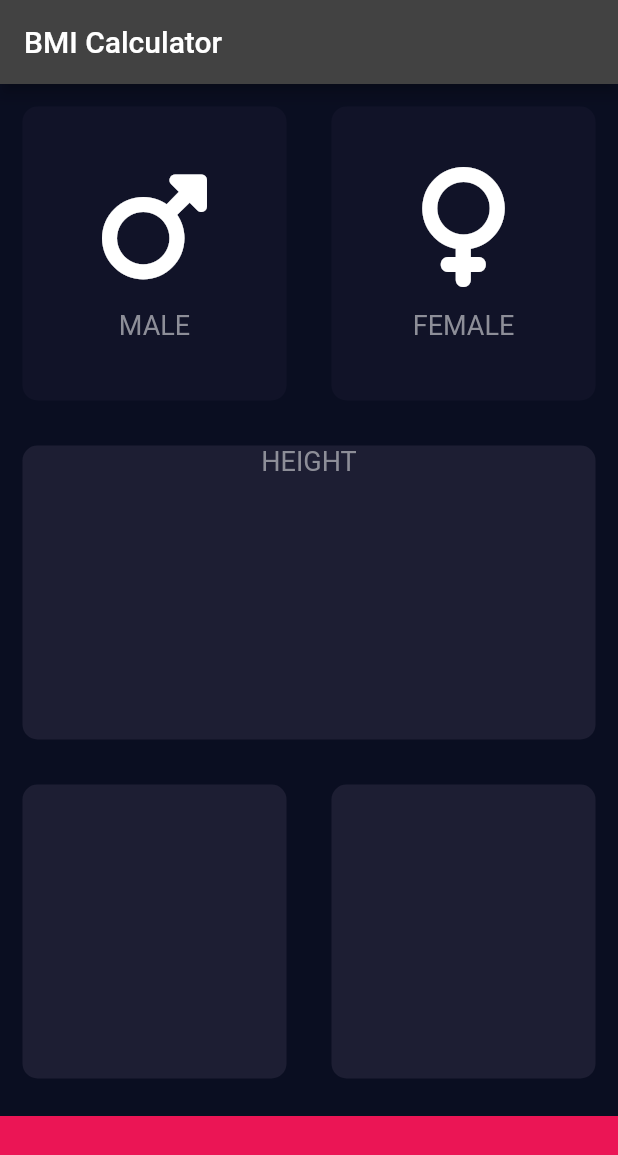
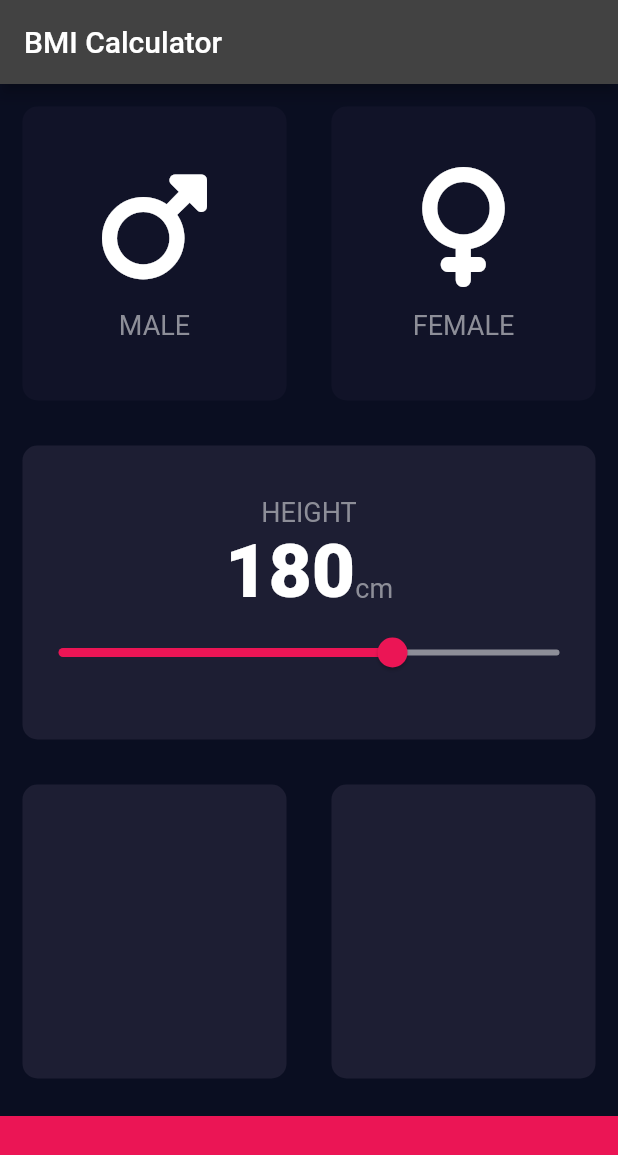
Before and after one commit to hshehabu/flutter-bmi-calculator, a Flutter app: the screen it shows after launch, on a phone screen of 412 x 824 dp. Shown: the top 1155 px of the screen. Run offline on Flutter 3.47's test engine with Material 2 defaults, Android fonts, the phone set to English and light mode, and no system bars; our stand-ins replace font_awesome_flutter.

Commit message:
Slider widget added to adjust the height

```diff
--- a/lib/constants.dart
+++ b/lib/constants.dart
@@ -9,4 +9,8 @@ const kLabelStyle = TextStyle(
   fontSize: 18.0,
   color: Color(0xFF8D8E98),
 );
+const kNumberTextStyle = TextStyle(
+fontSize: 50.0,
+fontWeight: FontWeight.w900
+);
 const kIconSize = 80.0;
--- a/lib/input_page.dart
+++ b/lib/input_page.dart
@@ -15,7 +15,7 @@ class InputPage extends StatefulWidget {
 
 class _InputPageState extends State<InputPage> {
   Gender? gender;
-
+  int height = 180;
   @override
   Widget build(BuildContext context) {
     return Scaffold(
@@ -66,12 +66,43 @@ class _InputPageState extends State<InputPage> {
               children: [
                 Expanded(
                   child: ReusableCard(
-                    cardChild: Column(children: const [
-                      Text(
-                        'HEIGHT',
-                        style: kLabelStyle,
-                      ),
-                    ]),
+                    cardChild: Column(
+                        mainAxisAlignment: MainAxisAlignment.center,
+                        children: [
+                          const Text(
+                            'HEIGHT',
+                            style: kLabelStyle,
+                          ),
+                          Row(
+                            mainAxisAlignment: MainAxisAlignment.center,
+                            crossAxisAlignment: CrossAxisAlignment.baseline,
+                            textBaseline: TextBaseline.alphabetic,
+                            children: [
+                              Text(
+                                '$height',
+                                style: kNumberTextStyle,
+                              ),
+                              const Text(
+                                'cm',
+                                style: kLabelStyle,
+                              ),
+
+                            ],
+                          ),
+                          Slider(
+                            activeColor: kBottomContainerColor,
+                            inactiveColor: const Color(0xFF8D8E98),
+                            thumbColor: kBottomContainerColor,
+                            max: 220.0,
+                            min: 100.0,
+                            value: height.toDouble(),
+                            onChanged: (double value) {
+                              setState(() {
+                                height = value.round();
+                              });
+                            },
+                          )
+                        ]),
                     colour: kActiveCardColor,
                   ),
                 ),
```
